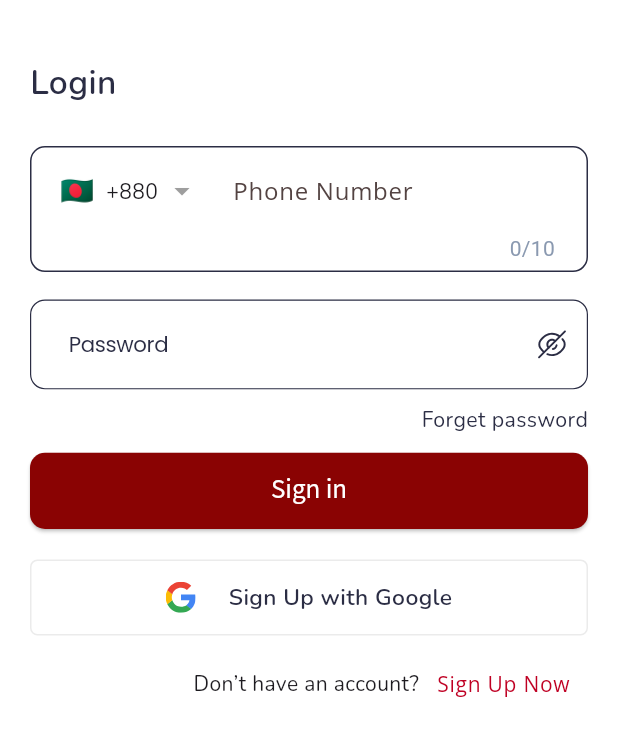
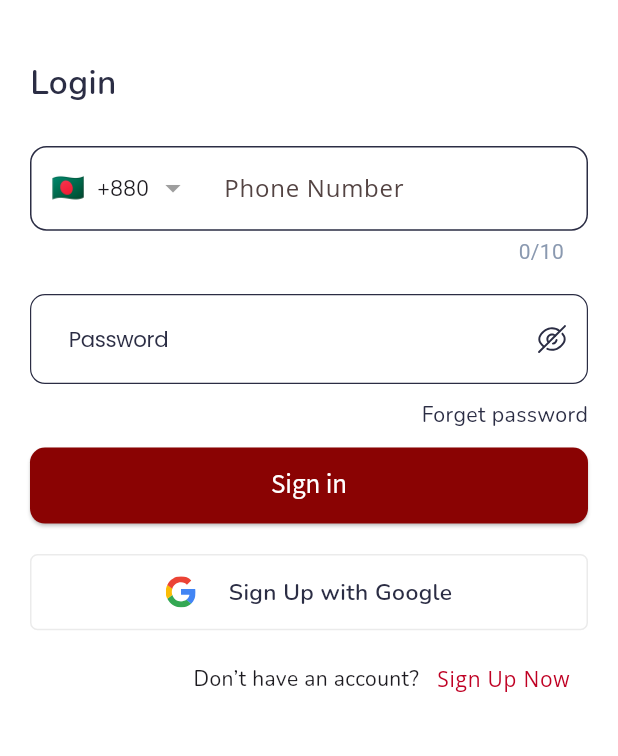
Before and after one commit to HasanMasrur/blood-search-app, a Flutter app: the screen it shows after launch, on a phone screen of 412 x 824 dp, the part 381-1137 px from its top. Run offline on Flutter 3.47's test engine with Material 3 defaults, Android fonts, the phone set to English and light mode, and no system bars; drawn by our look-alikes of intl_phone_field; our stand-ins replace dartz, dio, equatable, flutter_animate, flutter_bloc, flutter_screenutil and 5 more; missing offline and left inert: bitcommerz; project files that could hold a hidden picture were left out.

Commit message:
login api call done and validation add

```diff
--- a/lib/features/auth/data/datasources/auth_remote.dart
+++ b/lib/features/auth/data/datasources/auth_remote.dart
@@ -14,11 +14,10 @@ import 'package:dartz/dartz.dart';
 class AuthRemoteServices {
   final DioClient _dioClient = DioClient.instance;
 
-  Future<Either<Failure, UserModel>> getLogin(
-      {required LoginUc loginuc}) async {
+  Future<Either<Failure, UserModel>> login({required LogInUc loginUc}) async {
     final APIRequestParam param = APIRequestParam(
       path: ApiEndPoints.login,
-      data: loginuc.toJson(),
+      data: loginUc.toJson(),
       doCache: false,
     );
     return await _dioClient.post(param).then((response) {
--- a/lib/features/auth/data/models/loginUc.dart
+++ b/lib/features/auth/data/models/loginUc.dart
@@ -1,29 +1,33 @@
 // To parse this JSON data, do
 //
-//     final loginUc = loginUcFromJson(jsonString);
+//     final logInUc = logInUcFromJson(jsonString);
 
 import 'dart:convert';
 
-LoginUc loginUcFromJson(String str) => LoginUc.fromJson(json.decode(str));
+LogInUc logInUcFromJson(String str) => LogInUc.fromJson(json.decode(str));
 
-String loginUcToJson(LoginUc data) => json.encode(data.toJson());
+String logInUcToJson(LogInUc data) => json.encode(data.toJson());
 
-class LoginUc {
-  String email;
+class LogInUc {
+  String countryCode;
+  String phone;
   String password;
 
-  LoginUc({
-    required this.email,
+  LogInUc({
+    required this.countryCode,
+    required this.phone,
     required this.password,
   });
 
-  factory LoginUc.fromJson(Map<String, dynamic> json) => LoginUc(
-        email: json["email"],
+  factory LogInUc.fromJson(Map<String, dynamic> json) => LogInUc(
+        countryCode: json["country_code"],
+        phone: json["phone"],
         password: json["password"],
       );
 
   Map<String, dynamic> toJson() => {
-        "email": email,
+        "country_code": countryCode,
+        "phone": phone,
         "password": password,
       };
 }
--- a/lib/features/auth/data/repositories/auth_repository_impl.dart
+++ b/lib/features/auth/data/repositories/auth_repository_impl.dart
@@ -13,9 +13,9 @@ class AuthRepositoryImpl extends AuthRepository {
   AuthRepositoryImpl({required this.authRemoteServices});
 
   @override
-  Future<Either<Failure, UserEntities>> getLogin(
-      {required LoginUc loginUc}) async {
-    return await authRemoteServices.getLogin(loginuc: loginUc);
+  Future<Either<Failure, UserEntities>> login(
+      {required LogInUc loginUc}) async {
+    return await authRemoteServices.login(loginUc: loginUc);
   }
 
   @override
--- a/lib/features/auth/domain/repositories/auth_repository.dart
+++ b/lib/features/auth/domain/repositories/auth_repository.dart
@@ -6,7 +6,7 @@ import 'package:bloodsearchapp/features/auth/domain/entities/user_entities.dart'
 import 'package:dartz/dartz.dart';
 
 abstract class AuthRepository {
-  Future<Either<Failure, UserEntities>> getLogin({required LoginUc loginUc});
+  Future<Either<Failure, UserEntities>> login({required LogInUc loginUc});
   Future<Either<Failure, dynamic>> registration(
       {required RegistrationUc registrationUc});
   Future<Either<Failure, dynamic>> otpVerify(
--- a/lib/features/auth/domain/usecases/auth_usecase.dart
+++ b/lib/features/auth/domain/usecases/auth_usecase.dart
@@ -10,9 +10,9 @@ class AuthUseCase {
   final AuthRepository authRepository;
   AuthUseCase({required this.authRepository});
 
-  Future<Either<Failure, UserEntities>> getLogin(
-      {required LoginUc loginUc}) async {
-    return await authRepository.getLogin(loginUc: loginUc);
+  Future<Either<Failure, UserEntities>> login(
+      {required LogInUc loginUc}) async {
+    return await authRepository.login(loginUc: loginUc);
   }
 
   Future<Either<Failure, dynamic>> registration(
--- a/lib/features/auth/presentation/pages/login_screen.dart
+++ b/lib/features/auth/presentation/pages/login_screen.dart
@@ -2,11 +2,17 @@ import 'dart:developer';
 import 'package:bloodsearchapp/config/const/app/app_assets.dart';
 import 'package:bloodsearchapp/config/const/app/app_colors.dart';
 import 'package:bloodsearchapp/config/navigation/route_name.dart';
+import 'package:bloodsearchapp/config/ulilities/enum/bloc_api_state.dart';
 import 'package:bloodsearchapp/config/ulilities/extensions/context_extensions.dart';
 import 'package:bloodsearchapp/core/widgets/custom_button.dart';
 import 'package:bloodsearchapp/core/widgets/input_field_widget.dart';
+import 'package:bloodsearchapp/features/auth/data/models/loginUc.dart';
+import 'package:bloodsearchapp/features/auth/presentation/cubit/login/login_cubit.dart';
+import 'package:bloodsearchapp/features/auth/presentation/cubit/login/login_state.dart';
 import 'package:bloodsearchapp/features/auth/presentation/widgets/login_icon_button.dart';
 import 'package:flutter/material.dart';
+import 'package:flutter/services.dart';
+import 'package:flutter_bloc/flutter_bloc.dart';
 import 'package:flutter_screenutil/flutter_screenutil.dart';
 import 'package:flutter_svg/flutter_svg.dart';
 import 'package:google_fonts/google_fonts.dart';
@@ -25,7 +31,6 @@ class LoginScreenState extends State<LoginScreen> {
   final GlobalKey<FormState> formKey = GlobalKey<FormState>();
   late TextEditingController phoneCNT = TextEditingController(text: '');
   final TextEditingController password = TextEditingController(text: "");
-
   TextEditingController email = TextEditingController(text: "");
   final isPasswordVisible = ValueNotifier(true);
   bool isShowPass = false;
@@ -88,19 +93,9 @@ class LoginScreenState extends State<LoginScreen> {
                           fontSize: 22.sp),
                     ),
                     25.verticalSpace,
-                    Container(
-                      padding: const EdgeInsets.all(5),
-                      decoration: BoxDecoration(
-                          border: Border.all(
-                            width: 1,
-                            color: context.isDarkMode
-                                ? AppColors.white
-                                : AppColors.black,
-                          ),
-                          borderRadius: BorderRadius.circular(10)),
-                      child: IntlPhoneField(
+                    IntlPhoneField(
                       flagsButtonPadding:
-                            const EdgeInsets.symmetric(horizontal: 10),
+                          EdgeInsets.symmetric(horizontal: 10, vertical: 15.h),
                       dropdownIconPosition: IconPosition.trailing,
                       pickerDialogStyle: PickerDialogStyle(
                           countryNameStyle: TextStyle(
@@ -120,6 +115,12 @@ class LoginScreenState extends State<LoginScreen> {
                             ? AppColors.white
                             : AppColors.black,
                       ),
+                      keyboardType: TextInputType
+                          .phone, // This sets the keyboard to numeric
+                      inputFormatters: [
+                        FilteringTextInputFormatter
+                            .digitsOnly, // This allows only digits
+                      ],
                       decoration: InputDecoration(
                         fillColor: context.isDarkMode
                             ? AppColors.black
@@ -129,21 +130,38 @@ class LoginScreenState extends State<LoginScreen> {
                         labelText: 'Phone Number',
                         // border: InputBorder.none,
                         // label: ,
-                          border: InputBorder.none,
-                          //  const OutlineInputBorder(
-                          //   borderSide: BorderSide(color: Color(0xffD1D1D6)),
-                          // ),
-                          focusedBorder: InputBorder.none,
-                          //  const OutlineInputBorder(
-                          //   borderSide: BorderSide(color: Color(0xffD1D1D6)),
-                          // ),
-                          errorBorder: InputBorder.none,
-                          // const OutlineInputBorder(
-                          //   borderSide: BorderSide(
-                          //     color: Color(0xff474747),
-                          //     width: 1,
-                          //   ),
-                          // ),
+                        border: OutlineInputBorder(
+                          borderRadius: BorderRadius.circular(10.w),
+                          borderSide: BorderSide(
+                              width: 1,
+                              color: context.isDarkMode
+                                  ? AppColors.white
+                                  : AppColors.black),
+                        ),
+                        enabledBorder: OutlineInputBorder(
+                          borderRadius: BorderRadius.circular(10.w),
+                          borderSide: BorderSide(
+                              width: 1,
+                              color: context.isDarkMode
+                                  ? AppColors.white
+                                  : AppColors.black),
+                        ),
+                        focusedBorder: OutlineInputBorder(
+                          borderRadius: BorderRadius.circular(10.w),
+                          borderSide: BorderSide(
+                              width: 1,
+                              color: context.isDarkMode
+                                  ? AppColors.white
+                                  : AppColors.black),
+                        ),
+                        errorBorder: OutlineInputBorder(
+                          borderSide: BorderSide(
+                            color: context.isDarkMode
+                                ? AppColors.white
+                                : AppColors.black,
+                            width: 1,
+                          ),
+                        ),
                         errorStyle: GoogleFonts.poppins(
                           fontStyle: FontStyle.normal,
                           textStyle: Theme.of(context).textTheme.displayLarge,
@@ -157,7 +175,14 @@ class LoginScreenState extends State<LoginScreen> {
                         //   log(phone.countryISOCode);
                         phoneValue.value = phone;
                       },
-                      ),
+                      // validator: (value) {
+                      //   if (value == null || value.number.isEmpty) {
+                      //     return 'Please enter your phone number';
+                      //   } else if (value.number.length < 10) {
+                      //     return 'Please enter a valid phone number';
+                      //   }
+                      //   return null;
+                      // },
                     ),
                     18.verticalSpace,
                     // password field :
@@ -199,14 +224,51 @@ class LoginScreenState extends State<LoginScreen> {
                       ),
                     ),
                     12.verticalSpace,
-                    CustomButton(
+                    BlocConsumer<LoginCubit, LoginState>(
+                        builder: (context, state) {
+                      if (state.apiState == NormalApiState.loading) {
+                        return const Center(
+                          child: CircularProgressIndicator.adaptive(
+                            backgroundColor: AppColors.primary,
+                          ),
+                        );
+                      }
+                      return CustomButton(
                           title: "Sign in",
                           onPressed: () {
-                          if (formKey.currentState!.validate()) {
-                            // Navigator.pushReplacementNamed(
-                            //     context, RouteName.dashboardScreen);
+                            if (formKey.currentState?.validate() ?? false) {
+                              if (phoneCNT.text.isEmpty ||
+                                  phoneValue.value.countryCode.isEmpty) {
+                                ScaffoldMessenger.of(context).showSnackBar(
+                                  const SnackBar(
+                                      content: Text('Requried Phone number !')),
+                                );
+                                return;
+                              }
+                              context.read<LoginCubit>().login(LogInUc(
+                                  countryCode: phoneValue.value.countryCode,
+                                  phone: phoneCNT.text,
+                                  password: password.text));
+                            }
+                          });
+                    }, listener: (context, state) {
+                      switch (state.apiState) {
+                        case NormalApiState.loading:
+                          break;
+                        case NormalApiState.loaded:
+                          Navigator.pushNamed(
+                              context, RouteName.otpVerifyScreen);
+                          break;
+                        case NormalApiState.failure:
+                          ScaffoldMessenger.of(context).showSnackBar(
+                            SnackBar(content: Text(state.errorMessage)),
+                          );
+                          break;
+                        default:
+                          print('Invalid day');
                       }
                     }),
+
                     20.verticalSpace,
                     LoginIconButton(
                       onTap: () async {},
```
Also changed, not shown: lib/features/auth/presentation/cubit/login/login_cubit.dart (+2 -5 lines). Lines whose indentation alone changed are shown as unchanged.
